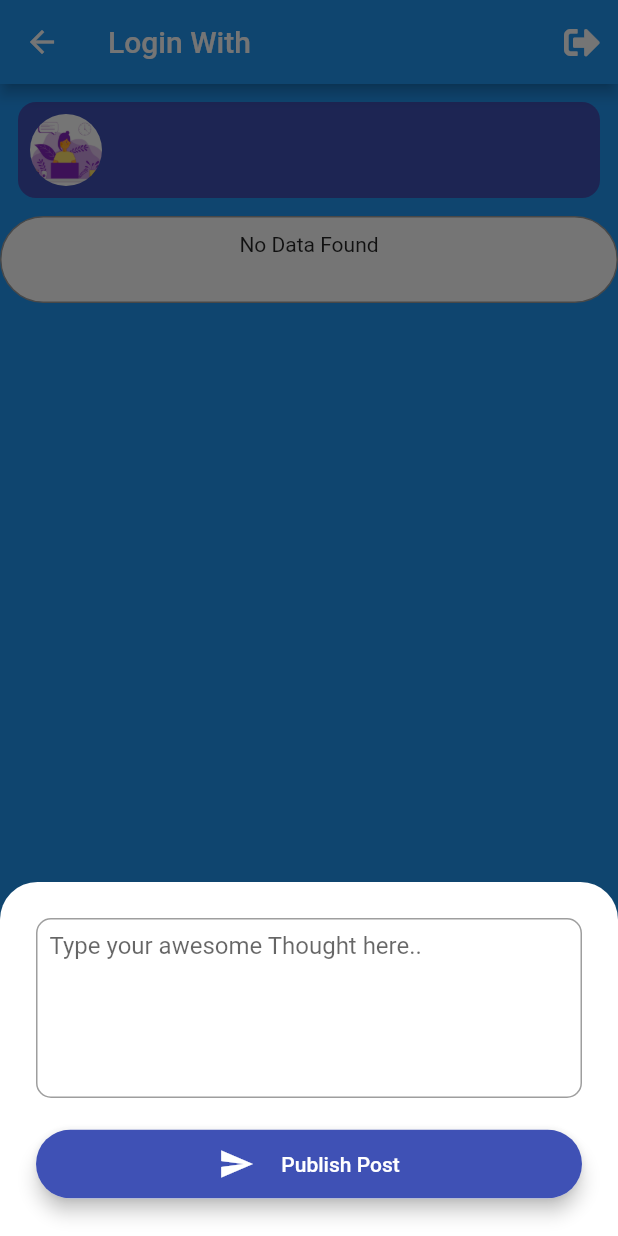
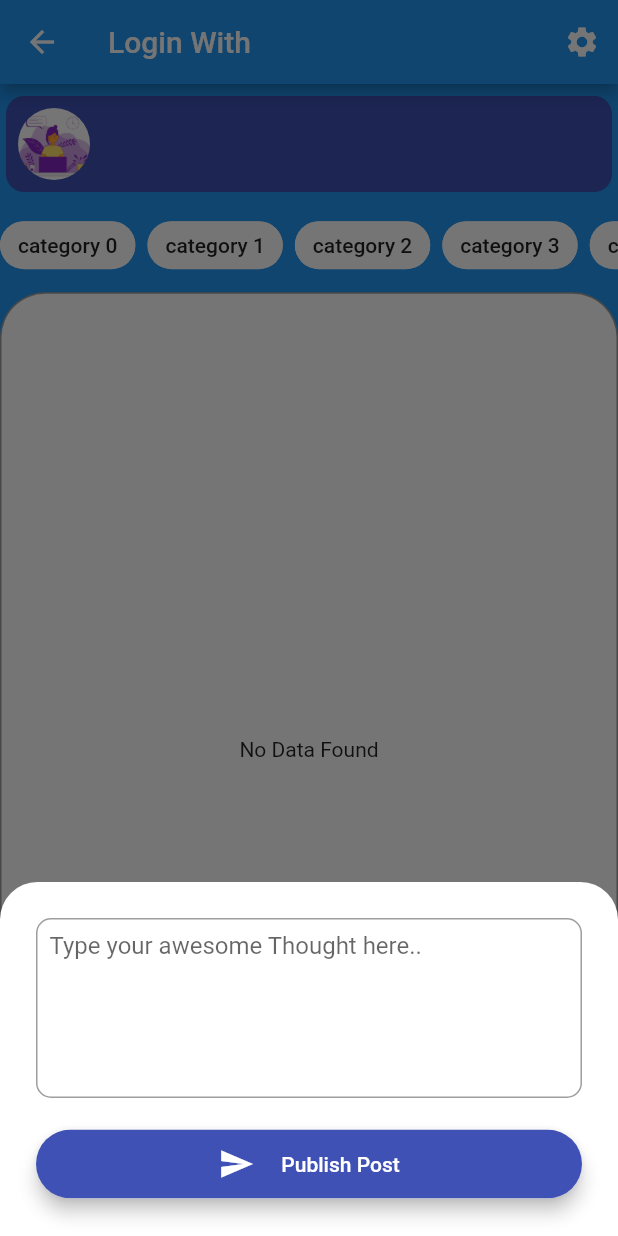
Before and after one commit to VipulDamor/Flutter-Social-Media-App-Demo, a Flutter app: the DashBoardScreen screen opened directly, after a tap on an icon or button, on a phone screen of 412 x 824 dp. Run offline on Flutter 3.47's test engine with Material 2 defaults, Android fonts, the phone set to English and light mode, and no system bars; our stand-ins replace cloud_firestore, firebase_auth, firebase_core, font_awesome_flutter, get, get_storage and 2 more; missing offline and left inert: flutter_facebook_auth, twitter_login; accounts and stored records are empty; statements that could not run were skipped.

Commit message:
initial commit

```diff
--- a/lib/modules/dashboard/dashboard.dart
+++ b/lib/modules/dashboard/dashboard.dart
@@ -1,12 +1,8 @@
-import 'package:fdsr/modules/login/login.dart';
+import 'package:fdsr/modules/settings/settings.dart';
 import 'package:fdsr/utils/app_firestore.dart';
 import 'package:fdsr/utils/constant.dart';
-import 'package:fdsr/utils/facebook_signin.dart';
-import 'package:fdsr/utils/google_signin.dart';
-import 'package:fdsr/utils/signin_config.dart';
-import 'package:firebase_auth/firebase_auth.dart';
-import 'package:flutter/foundation.dart';
 import 'package:flutter/material.dart';
+import 'package:flutter/rendering.dart';
 import 'package:font_awesome_flutter/font_awesome_flutter.dart';
 import 'package:get/get.dart';
 import 'package:get_storage/get_storage.dart';
@@ -26,13 +22,14 @@ class _DashBoardScreenState extends State<DashBoardScreen> {
   @override
   void initState() {
     config = Get.arguments;
-    print('arguments : $config');
-
-    sharedPrefarance.write(Constant.LOGIN_WITH, config[0].toString());
 
     signInType = config[0].toString().split('.').last;
     email = config[1];
     userID = config[2];
+
+    sharedPrefarance.write(Constant.LOGIN_WITH, config[0].toString());
+    sharedPrefarance.write(Constant.KEY_USERID, userID);
+    sharedPrefarance.write(Constant.KEY_USEREMAIL, email);
 
     //todo may need in future work
     /*switch (config[0]) {
@@ -58,6 +55,7 @@ class _DashBoardScreenState extends State<DashBoardScreen> {
   Widget build(BuildContext context) {
     return SafeArea(
       child: Scaffold(
+        resizeToAvoidBottomInset: true,
         floatingActionButton: FloatingActionButton(
           onPressed: () {
             createPost(userID);
@@ -69,40 +67,22 @@ class _DashBoardScreenState extends State<DashBoardScreen> {
           title: (Text('Login With $signInType')),
           actions: [
             IconButton(
-                onPressed: () async {
-                  if (config[0] == SignInConfig.EMAIL) {
-                    await FirebaseAuth.instance.signOut();
-                    await Constant.isLoggedIn();
-                  } else if (config[0] == SignInConfig.GOOGLE) {
-                    AppGoogleSignIn appGoogleSignIn = AppGoogleSignIn();
-                    await appGoogleSignIn.handleGoogleSignOut();
-                    await appGoogleSignIn.isSignin();
-                  } else if (config[0] == SignInConfig.FACEBOOK) {
-                    AppFacebookSignin appGoogleSignIn = AppFacebookSignin();
-                    await appGoogleSignIn.performFacebookLogout();
-                    await appGoogleSignIn.isFacebookLogin();
-                  } else if (config[0] == SignInConfig.APPLE) {
-                  } else if (config[0] == SignInConfig.TWITTER) {
-                    if (kIsWeb) {
-                      FirebaseAuth.instance.signOut();
-                    }
-                    await sharedPrefarance.erase();
-                    Get.off(() => Login());
-                  }
+                onPressed: () {
+                  Get.to(SettingsScreen());
                 },
-                icon: Icon(FontAwesomeIcons.signOutAlt))
+                icon: Icon(Icons.settings))
           ],
         ),
-        body: SingleChildScrollView(
-          child: Column(
+        body: Column(
           children: [
             Padding(
-                padding: EdgeInsets.all(12),
+              padding: EdgeInsets.all(4),
               child: Column(
                 crossAxisAlignment: CrossAxisAlignment.center,
                 mainAxisAlignment: MainAxisAlignment.center,
                 children: [
                   Container(
+                    margin: EdgeInsets.only(top: 4),
                     decoration: BoxDecoration(
                       borderRadius: BorderRadius.circular(12),
                       color: Colors.indigo,
@@ -141,17 +121,27 @@ class _DashBoardScreenState extends State<DashBoardScreen> {
                 ],
               ),
             ),
-              Container(
+            Expanded(
+              child: Container(
+                child: TopChipCategory(),
+              ),
+            ),
+            Expanded(
+              flex: 10,
+              child: Container(
                 padding: EdgeInsets.fromLTRB(21, 10, 21, 30),
                 decoration: BoxDecoration(
                   color: Colors.white,
                   border: Border.all(color: Colors.grey),
-                  borderRadius: BorderRadius.all(Radius.circular(30)),
+                  //borderRadius: BorderRadius.all(Radius.circular(30)),
+                  borderRadius: BorderRadius.only(
+                      topRight: Radius.circular(30),
+                      topLeft: Radius.circular(30)),
                 ),
                 child: ListData(),
               ),
+            ),
           ],
-          ),
         ),
       ),
     );
@@ -231,3 +221,32 @@ class _DashBoardScreenState extends State<DashBoardScreen> {
         });
   }
 }
+
+class TopChipCategory extends StatelessWidget {
+  @override
+  Widget build(BuildContext context) {
+    return Container(
+      child: ListView.builder(
+        shrinkWrap: true,
+        scrollDirection: Axis.horizontal,
+        itemCount: 10,
+        itemBuilder: (context, index) {
+          return Row(
+            children: [
+              ActionChip(
+                backgroundColor: Colors.white,
+                label: Text('category $index'),
+                onPressed: () {
+                  print('$index got clicked');
+                },
+              ),
+              SizedBox(
+                width: 8,
+              )
+            ],
+          );
+        },
+      ),
+    );
+  }
+}
--- a/lib/modules/dashboard/list_data.dart
+++ b/lib/modules/dashboard/list_data.dart
@@ -27,10 +27,10 @@ class ListData extends StatelessWidget {
         List<QueryDocumentSnapshot<dynamic>> dataList = snapshot.data!.docs;
         return dataList.isNotEmpty
             ? Container(
-                height: MediaQuery.of(context).size.height - 180,
+                //height: MediaQuery.of(context).size.height - 180,
                 child: ListView.builder(
                   padding: EdgeInsets.zero,
-                  physics: const BouncingScrollPhysics(
+                  physics: BouncingScrollPhysics(
                       parent: AlwaysScrollableScrollPhysics()),
                   shrinkWrap: true,
                   itemCount: dataList.length,
--- a/lib/utils/constant.dart
+++ b/lib/utils/constant.dart
@@ -24,6 +24,7 @@ class Constant {
   static const String KEY_POST = 'post';
   static const String KEY_POST_DATE = 'postDate';
   static const String KEY_USERID = 'userID';
+  static const String KEY_USEREMAIL = 'userEmail';
 
   static Future<User?> getFirebaseuser() async {
     return _firebaseAuth.currentUser;
```
Also changed, not shown: lib/modules/settings/settings.dart (added, +85 -0 lines). Lines whose indentation alone changed are shown as unchanged.
